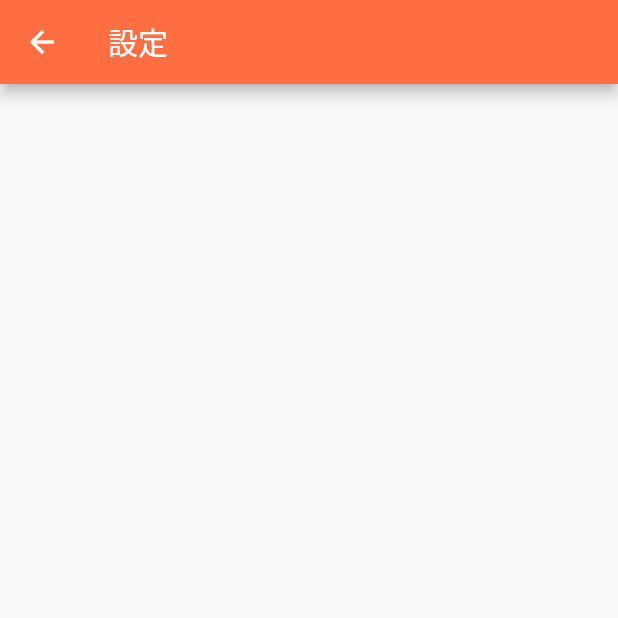
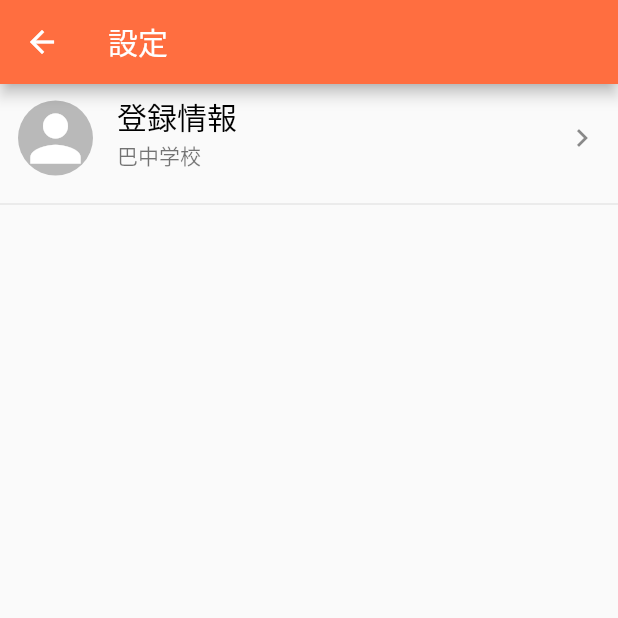
Before and after one commit to kohei753/Kohei, a Flutter app: the Setting screen opened directly, on a phone screen of 412 x 824 dp, the top half of it. Run offline on Flutter 3.47's test engine with Material 2 defaults, Android fonts, the phone set to English and light mode, and no system bars; our stand-ins replace flutter_calendar_carousel; generated files the repository leaves out were written again.

Commit message:
きしかようの仮プッシュ

```diff
--- a/lib/screen/main.dart
+++ b/lib/screen/main.dart
@@ -6,7 +6,7 @@ import 'package:sample/screen/splash.dart';
 void main() {
   runApp(
     MaterialApp(
-      title: '給食アプリ(仮)',
+      title: '給食アプリ(仮)',  // HELP  Good name
       theme: ThemeData(
         primaryColor: Colors.deepOrangeAccent,
         // primaryColor: Color(0xFFe1a067), // 一応チームカラー(汚かった)
--- a/lib/screen/setting.dart
+++ b/lib/screen/setting.dart
@@ -10,6 +10,47 @@ class Setting extends StatefulWidget {
 }
 
 class _SettingState extends State<Setting> {
+  /* 表示するリスト */
+  final List<Widget> _itemList = [
+    ListTile(
+      contentPadding: EdgeInsets.symmetric(horizontal: 12.0),
+      leading: Container(
+        child: Icon(
+          Icons.person,
+          size: 50,
+          color: Colors.white,
+        ),
+        decoration: BoxDecoration(
+          shape: BoxShape.circle,
+          color: Colors.black26,
+        ),
+      ),
+      title: Text(
+        '登録情報',
+        style: TextStyle(
+          fontSize: 20,
+          color: Colors.black,
+        ),
+      ),
+      subtitle: Text('巴中学校'),
+      trailing: Icon(Icons.keyboard_arrow_right),
+      onTap: () {},
+    ),
+    ListTile(),
+  ];
+
+  /* ボディのリスト生成 */
+  Widget _buildBodyList() {
+    return ListView.separated(
+      padding: EdgeInsets.zero,
+      itemCount: _itemList.length,
+      itemBuilder: (BuildContext context, int index) {
+        return _itemList[index];
+      },
+      separatorBuilder: (BuildContext context, int index) => Divider(),
+    );
+  }
+
   @override
   Widget build(BuildContext context) {
     // TODO: implement build
@@ -17,6 +58,7 @@ class _SettingState extends State<Setting> {
       appBar: AppBar(
         title: Text('設定'),
       ),
+      body: _buildBodyList(),
     );
   }
 }
```
